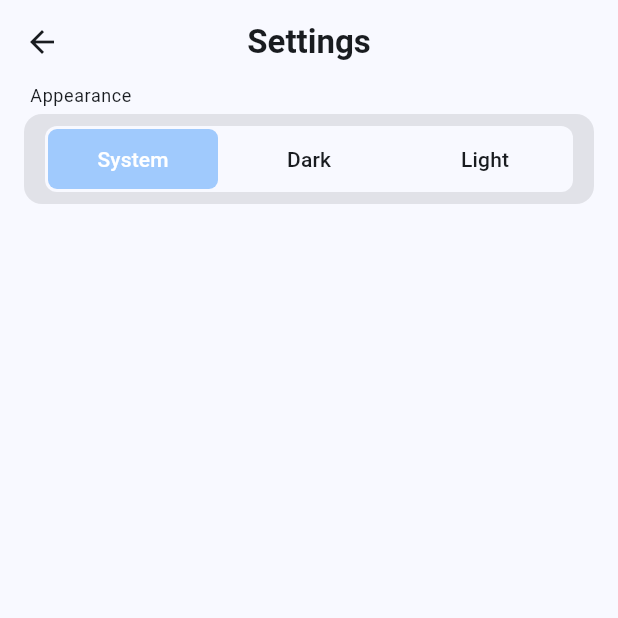
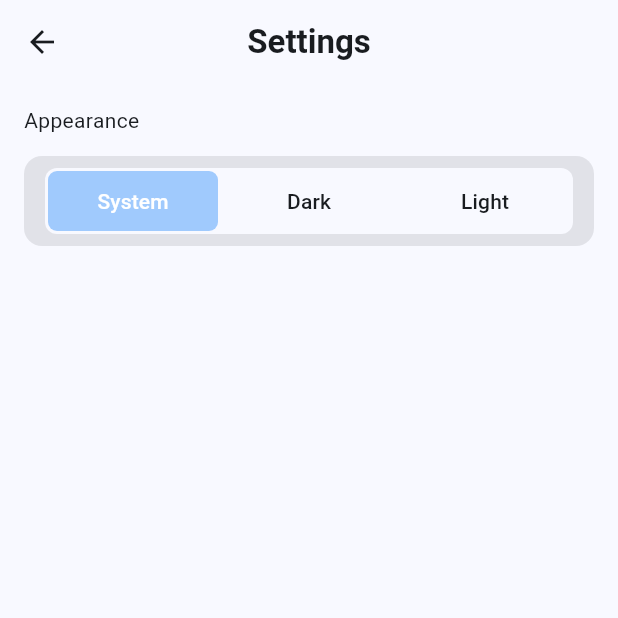
Before and after one commit to otavioassis-git/recipe_it, a Flutter app: the screen it shows after launch, item 3 of the bottom bar chosen, on a phone screen of 412 x 824 dp, the top half of it. Run offline on Flutter 3.47's test engine with Material 3 defaults, Android fonts, the phone set to English and light mode, and no system bars; drawn by our look-alikes of sticky_headers; our stand-ins replace flutter_rating_bar, shared_preferences, sqflite; accounts and stored records are empty.

Commit message:
refact: adopting custom sticky header content to settings

```diff
--- a/lib/pages/settings/settings.dart
+++ b/lib/pages/settings/settings.dart
@@ -17,13 +17,11 @@ class Settings extends StatelessWidget {
         ),
         centerTitle: true,
       ),
-      body: Padding(
-        padding: const EdgeInsets.symmetric(horizontal: 16),
-        child: SingleChildScrollView(
-          child: Column(
-            crossAxisAlignment: CrossAxisAlignment.start,
-            children: [AppearanceSetting()],
-          ),
+      body: SingleChildScrollView(
+        child: Column(
+          spacing: 4,
+          crossAxisAlignment: CrossAxisAlignment.start,
+          children: [AppearanceSetting()],
         ),
       ),
     );
--- a/lib/pages/settings/widgets/appearance_setting.dart
+++ b/lib/pages/settings/widgets/appearance_setting.dart
@@ -2,28 +2,22 @@ import 'package:recipe_it/data/notifiers.dart';
 import 'package:flutter/material.dart';
 import 'package:recipe_it/l10n/app_localizations.dart';
 import 'package:recipe_it/pages/settings/widgets/custom_select_button.dart';
+import 'package:recipe_it/widgets/custom_sticky_header_content.dart';
 
 class AppearanceSetting extends StatelessWidget {
   const AppearanceSetting({super.key});
 
   @override
   Widget build(BuildContext context) {
-    final theme = Theme.of(context);
     final colorScheme = Theme.of(context).colorScheme;
     final text = AppLocalizations.of(context)!;
 
     return ValueListenableBuilder(
       valueListenable: themeModeNotifier,
       builder: (context, themeMode, child) {
-        return Column(
-          crossAxisAlignment: CrossAxisAlignment.start,
-          children: [
-            Padding(
-              padding: const EdgeInsets.only(left: 4),
-              child: Text(text.appearance, style: theme.textTheme.bodySmall),
-            ),
-            const SizedBox(height: 4),
-            Container(
+        return CustomStickyHeaderContent(
+          title: text.appearance,
+          content: Container(
             width: double.infinity,
             padding: const EdgeInsets.symmetric(vertical: 8, horizontal: 14),
             decoration: BoxDecoration(
@@ -60,7 +54,6 @@ class AppearanceSetting extends StatelessWidget {
               ),
             ),
           ),
-          ],
         );
       },
     );
```
Lines whose indentation alone changed are shown as unchanged.
